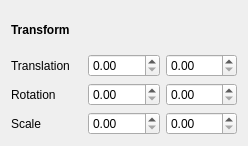
First picture: the form in QtTest2/transformwidget.ui, repository jesusdz/AGP, before the edit.
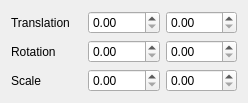
Second picture: the form after the edit.

```diff
--- a/QtTest2/transformwidget.ui
+++ b/QtTest2/transformwidget.ui
@@ -7,26 +7,13 @@
     <x>0</x>
     <y>0</y>
     <width>248</width>
-    <height>146</height>
+    <height>96</height>
    </rect>
   </property>
   <property name="windowTitle">
    <string>Form</string>
   </property>
   <layout class="QVBoxLayout" name="verticalLayout">
-   <item>
-    <widget class="QLabel" name="label_4">
-     <property name="font">
-      <font>
-       <weight>75</weight>
-       <bold>true</bold>
-      </font>
-     </property>
-     <property name="text">
-      <string>Transform</string>
-     </property>
-    </widget>
-   </item>
    <item>
     <layout class="QHBoxLayout" name="horizontalLayout">
      <item>
```
Left out of the diff: 2 changed lines with no effect on the pictures.
